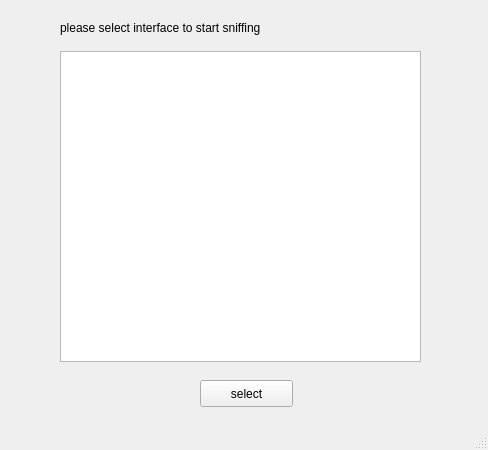
Before: the Qt Designer form homewin.ui in SaeedAbdelWahab/Python-Packet-Sniffer, drawn with Qt 5.
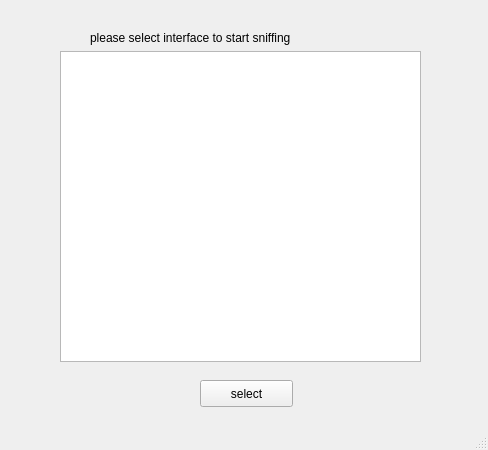
After: the same form once the commit is applied.

Commit message: conversion to .py update

```diff
--- a/homewin.ui
+++ b/homewin.ui
@@ -49,8 +49,8 @@
     <widget class="QLabel" name="label">
      <property name="geometry">
       <rect>
-       <x>60</x>
-       <y>20</y>
+       <x>90</x>
+       <y>30</y>
        <width>381</width>
        <height>16</height>
       </rect>
```
The commit also changes 1 other file.
